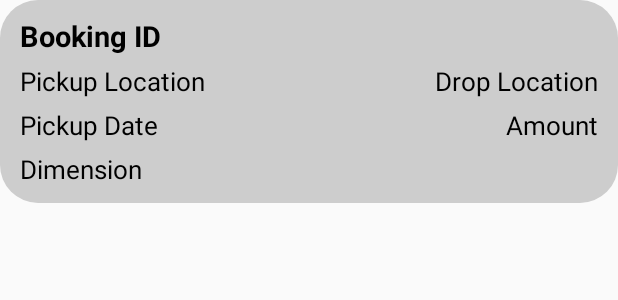
After one commit to aggarwalmayank/PROVIZO, an Android app: the layout tempobookinglist.xml on its own in the app's theme, with its tools: preview values and no code run, on a phone screen of 412 x 824 dp. The commit adds this screen. Shown: the top 300 px of the screen. Run offline under Robolectric (Android 15) with nearby library versions, the phone set to English and light mode, and no system bars.

Commit message:
tempoo booking adapter under development

```diff
--- a/app/build.gradle
+++ b/app/build.gradle
@@ -16,10 +16,12 @@ android {
     buildTypes {
         release {
             minifyEnabled false
+
             proguardFiles getDefaultProguardFile('proguard-android.txt'), 'proguard-rules.pro'
         }
     }
 }
+
 
 dependencies {
     implementation fileTree(dir: 'libs', include: ['*.jar'])
--- a/app/src/main/java/com/appsaga/provizo/MyBookingDialog.java
+++ b/app/src/main/java/com/appsaga/provizo/MyBookingDialog.java
@@ -44,6 +44,12 @@ public class MyBookingDialog extends DialogFragment {
                 startActivity(new Intent(getContext(), MyBookings.class));
             }
         });
+        tempoo.setOnClickListener(new View.OnClickListener() {
+            @Override
+            public void onClick(View v) {
+                startActivity(new Intent(getContext(), MyTempooBookings.class));
+            }
+        });
 
 
         return builder.create();
--- /dev/null
+++ b/app/src/main/res/layout/tempobookinglist.xml
@@ -0,0 +1,89 @@
+<?xml version="1.0" encoding="utf-8"?>
+<RelativeLayout xmlns:android="http://schemas.android.com/apk/res/android"
+    android:layout_width="match_parent"
+    android:padding="5dp"
+    android:background="@drawable/ripple_effect_2"
+    android:layout_height="wrap_content">
+
+    <TextView
+        android:id="@+id/orderid"
+        android:layout_width="wrap_content"
+        android:layout_height="wrap_content"
+        android:text="Booking ID"
+        android:textColor="#000000"
+        android:textSize="19sp"
+        android:layout_marginTop="5dp"
+        android:layout_marginStart="8dp"
+        android:layout_marginLeft="8dp"
+        android:textStyle="bold"/>
+    <TextView
+        android:id="@+id/pick_loc"
+        android:layout_width="wrap_content"
+        android:layout_height="wrap_content"
+        android:text="Pickup Location"
+        android:textColor="#000000"
+        android:textSize="17sp"
+        android:layout_marginTop="5dp"
+        android:layout_marginStart="8dp"
+        android:layout_marginLeft="8dp"
+        android:layout_below="@id/orderid"
+        android:gravity="start"/>
+
+    <TextView
+        android:id="@+id/drop_loc"
+        android:layout_width="wrap_content"
+        android:layout_height="wrap_content"
+        android:text="Drop Location"
+        android:textColor="#000000"
+        android:textSize="17sp"
+        android:layout_marginTop="5dp"
+        android:layout_alignParentEnd="true"
+        android:layout_alignParentRight="true"
+        android:layout_below="@id/orderid"
+        android:layout_marginRight="8dp"
+        android:layout_marginEnd="8dp"
+        android:gravity="start"/>
+
+    <TextView
+        android:id="@+id/pick_date"
+        android:layout_width="wrap_content"
+        android:layout_height="wrap_content"
+        android:text="Pickup Date"
+        android:textColor="#000000"
+        android:textSize="17sp"
+        android:layout_marginTop="5dp"
+        android:layout_marginStart="8dp"
+        android:layout_marginLeft="8dp"
+        android:layout_below="@id/pick_loc"
+        android:layout_marginBottom="5dp"
+        android:gravity="start"/>
+
+    <TextView
+        android:id="@+id/amount"
+        android:layout_width="wrap_content"
+        android:layout_height="wrap_content"
+        android:text="Amount"
+        android:textColor="#000000"
+        android:textSize="17sp"
+        android:layout_marginTop="5dp"
+        android:layout_alignParentEnd="true"
+        android:layout_alignParentRight="true"
+        android:layout_below="@id/drop_loc"
+        android:layout_marginRight="8dp"
+        android:layout_marginEnd="8dp"
+        android:layout_marginBottom="5dp"
+        android:gravity="start"/>
+    <TextView
+        android:id="@+id/Dimension"
+        android:layout_width="wrap_content"
+        android:layout_height="wrap_content"
+        android:text="Dimension"
+        android:textColor="#000000"
+        android:textSize="17sp"
+        android:layout_marginStart="8dp"
+        android:layout_marginLeft="8dp"
+        android:layout_below="@id/amount"
+        android:layout_marginBottom="5dp"
+        android:gravity="start"/>
+
+</RelativeLayout>
```
Also changed, not shown: app/src/main/java/com/appsaga/provizo/MyTempooBookings.java (+56 -6 lines), app/src/main/java/com/appsaga/provizo/Tempoo.java (added, +75 -0 lines), app/src/main/java/com/appsaga/provizo/TempooAdapter.java (added, +72 -0 lines), app/src/main/java/com/appsaga/provizo/TempooBookingAdapter.java (deleted, +0 -23 lines).
